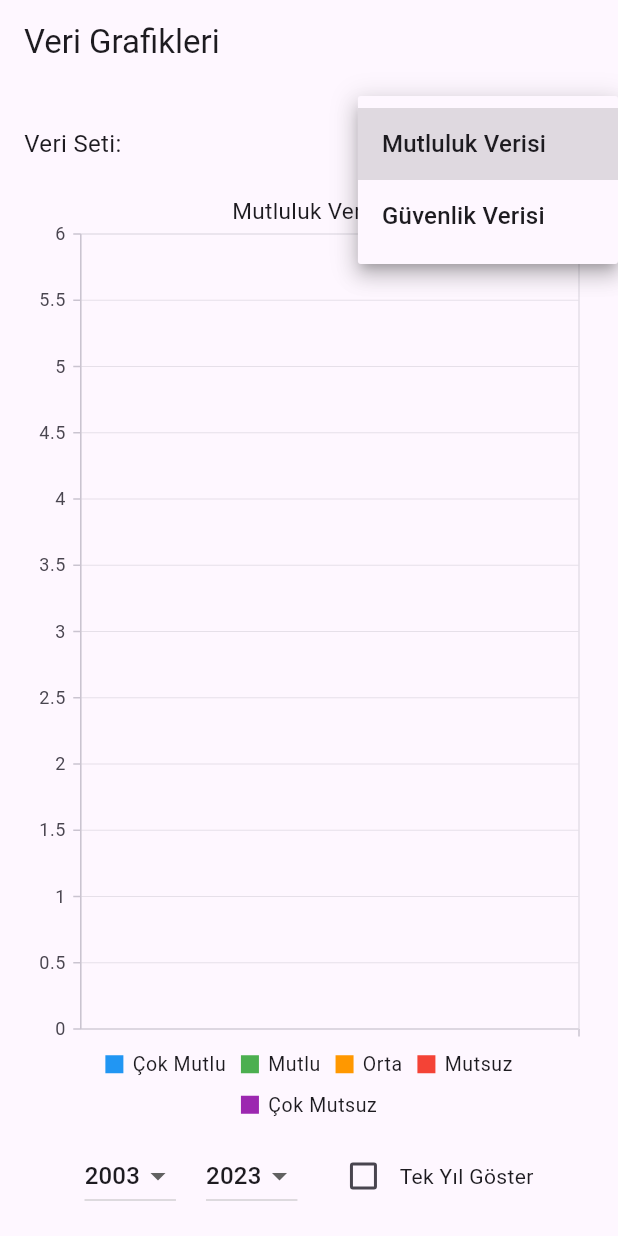
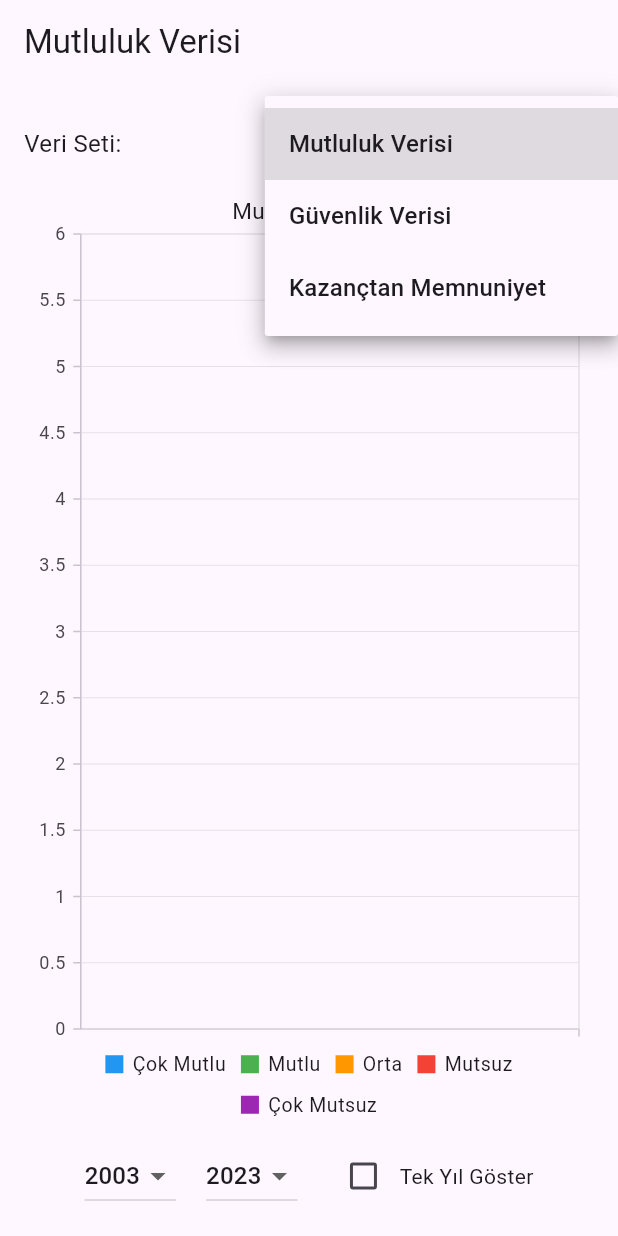
Before and after one commit to mfatihakbas/Life-Satisfaction-Analysis, a Flutter app: the screen it shows after launch, after a tap on "Mutluluk Verisi", on a phone screen of 412 x 824 dp. Run offline on Flutter 3.47's test engine with Material 3 defaults, Android fonts, the phone set to English and light mode, and no system bars; our stand-ins replace syncfusion_flutter_charts; network calls fail.

Commit message:
kazancMemnuniyet added && legendsFixed

```diff
--- a/lib/api_service.dart
+++ b/lib/api_service.dart
@@ -25,4 +25,14 @@ class ApiService {
       throw Exception('Failed to load Güvenlik Verisi');
     }
   }
+  static Future<List<dynamic>> getKazancData() async {
+    final response = await http.get(Uri.parse('http://10.0.2.2:5000/api/kazanctan_memnuniyet'));
+    if (response.statusCode == 200) {
+      return json.decode(response.body);
+    } else {
+      throw Exception('Failed to load Kazanctan Memnuniyet data');
+    }
+  }
+
+
 }
--- a/lib/chart_data.dart
+++ b/lib/chart_data.dart
@@ -1,10 +1,35 @@
 class ChartData {
-  ChartData(this.year, this.cokMutlu, this.mutlu, this.orta, this.mutsuz, this.cokMutsuz);
+  ChartData({
+    required this.year,
+    this.cokMutlu,
+    this.mutlu,
+    this.orta,
+    this.mutsuz,
+    this.cokMutsuz,
+    this.cokGuvenli,
+    this.guvenli,
+    this.guvensiz,
+    this.cokGuvensiz,
+    this.cokMemnun,
+    this.memnun,
+    this.memnunDegil,
+    this.hicMemnunDegil,
+    this.kazanciYok,
+  });
 
-  final String year; // Yıl
-  final double? cokMutlu; // Çok Mutlu veya Çok Güvenli
-  final double? mutlu;    // Mutlu veya Güvenli
-  final double? orta;     // Orta
-  final double? mutsuz;   // Mutsuz veya Güvensiz
-  final double? cokMutsuz; // Çok Mutsuz veya Çok Güvensiz
+  final String year;
+  final double? cokMutlu;
+  final double? mutlu;
+  final double? orta;
+  final double? mutsuz;
+  final double? cokMutsuz;
+  final double? cokGuvenli;
+  final double? guvenli;
+  final double? guvensiz;
+  final double? cokGuvensiz;
+  final double? cokMemnun;
+  final double? memnun;
+  final double? memnunDegil;
+  final double? hicMemnunDegil;
+  final double? kazanciYok;
 }
--- a/lib/chart_screen.dart
+++ b/lib/chart_screen.dart
@@ -16,8 +16,12 @@ class _ChartScreenState extends State<ChartScreen> {
   int baslangicYili = 2003;
   int bitisYili = 2023;
 
-  String selectedDataset = 'Mutluluk Verisi'; // Başlangıçta seçili olan veri seti
-  final List<String> datasets = ['Mutluluk Verisi', 'Güvenlik Verisi']; // Veri setleri
+  String selectedDataset = 'Mutluluk Verisi';
+  final List<String> datasets = [
+    'Mutluluk Verisi',
+    'Güvenlik Verisi',
+    'Kazançtan Memnuniyet'
+  ];
 
   @override
   void initState() {
@@ -30,8 +34,10 @@ class _ChartScreenState extends State<ChartScreen> {
       List<dynamic> fetchedData;
       if (selectedDataset == 'Mutluluk Verisi') {
         fetchedData = await ApiService.getMutlulukData();
+      } else if (selectedDataset == 'Güvenlik Verisi') {
+        fetchedData = await ApiService.getGuvenlikData();
       } else {
-        fetchedData = await ApiService.getGuvenlikData();
+        fetchedData = await ApiService.getKazancData();
       }
       setState(() {
         data = fetchedData;
@@ -49,21 +55,31 @@ class _ChartScreenState extends State<ChartScreen> {
           (!tekYilGoster && yil >= baslangicYili && yil <= bitisYili)) {
         if (selectedDataset == 'Mutluluk Verisi') {
           chartData.add(ChartData(
-            yil.toString(),
-            entry['cok_mutlu'],
-            entry['mutlu'],
-            entry['orta'],
-            entry['mutsuz'],
-            entry['cok_mutsuz'],
+            year: yil.toString(),
+            cokMutlu: entry['cok_mutlu'],
+            mutlu: entry['mutlu'],
+            orta: entry['orta'],
+            mutsuz: entry['mutsuz'],
+            cokMutsuz: entry['cok_mutsuz'],
           ));
-        } else {
+        } else if (selectedDataset == 'Güvenlik Verisi') {
           chartData.add(ChartData(
-            yil.toString(),
-            entry['cok_guvenli'],
-            entry['guvenli'],
-            entry['orta'],
-            entry['guvensiz'],
-            entry['cok_guvensiz'],
+            year: yil.toString(),
+            cokGuvenli: entry['cok_guvenli'],
+            guvenli: entry['guvenli'],
+            orta: entry['orta'],
+            guvensiz: entry['guvensiz'],
+            cokGuvensiz: entry['cok_guvensiz'],
+          ));
+        } else if (selectedDataset == 'Kazançtan Memnuniyet') {
+          chartData.add(ChartData(
+            year: yil.toString(),
+            cokMemnun: entry['cok_memnun'],
+            memnun: entry['memnun'],
+            orta: entry['orta'],
+            memnunDegil: entry['memnun_degil'],
+            hicMemnunDegil: entry['hic_memnun_degil'],
+            kazanciYok: entry['kazanci_yok'], // Kazancı Yok sütunu eklendi
           ));
         }
       }
@@ -75,7 +91,7 @@ class _ChartScreenState extends State<ChartScreen> {
   Widget build(BuildContext context) {
     return Scaffold(
       appBar: AppBar(
-        title: const Text('Veri Grafikleri'),
+        title: Text(selectedDataset), // Dinamik başlık
       ),
       body: Padding(
         padding: const EdgeInsets.all(16.0),
@@ -87,40 +103,42 @@ class _ChartScreenState extends State<ChartScreen> {
                 const Text('Veri Seti:', style: TextStyle(fontSize: 16)),
                 DropdownButton<String>(
                   value: selectedDataset,
-                  onChanged: (value) {
+                  onChanged: (String? newValue) {
                     setState(() {
-                      selectedDataset = value!;
-                      fetchData(); // Yeni veri seti seçildiğinde verileri tekrar çek
+                      selectedDataset = newValue!;
+                      fetchData();
                     });
                   },
-                  items: datasets.map((String dataset) {
+                  items: datasets.map<DropdownMenuItem<String>>((String value) {
                     return DropdownMenuItem<String>(
-                      value: dataset,
-                      child: Text(dataset),
+                      value: value,
+                      child: Text(value),
                     );
                   }).toList(),
-                ),
+                )
               ],
             ),
             Expanded(
               child: SfCartesianChart(
                 primaryXAxis: CategoryAxis(),
                 title: ChartTitle(text: selectedDataset),
-                legend: Legend(isVisible: true),
+                legend: Legend(isVisible: true,
+                  overflowMode: LegendItemOverflowMode.wrap,),
                 tooltipBehavior: TooltipBehavior(enable: true),
                 series: <ChartSeries>[
+                  if (selectedDataset == 'Mutluluk Verisi') ...[
                     ColumnSeries<ChartData, String>(
                       dataSource: getChartData(),
                       xValueMapper: (ChartData data, _) => data.year,
                       yValueMapper: (ChartData data, _) => data.cokMutlu,
-                    name: selectedDataset == 'Mutluluk Verisi' ? 'Çok Mutlu' : 'Çok Güvenli',
+                      name: 'Çok Mutlu',
                       color: Colors.blue,
                     ),
                     ColumnSeries<ChartData, String>(
                       dataSource: getChartData(),
                       xValueMapper: (ChartData data, _) => data.year,
                       yValueMapper: (ChartData data, _) => data.mutlu,
-                    name: selectedDataset == 'Mutluluk Verisi' ? 'Mutlu' : 'Güvenli',
+                      name: 'Mutlu',
                       color: Colors.green,
                     ),
                     ColumnSeries<ChartData, String>(
@@ -134,16 +152,96 @@ class _ChartScreenState extends State<ChartScreen> {
                       dataSource: getChartData(),
                       xValueMapper: (ChartData data, _) => data.year,
                       yValueMapper: (ChartData data, _) => data.mutsuz,
-                    name: selectedDataset == 'Mutluluk Verisi' ? 'Mutsuz' : 'Güvensiz',
+                      name: 'Mutsuz',
                       color: Colors.red,
                     ),
                     ColumnSeries<ChartData, String>(
                       dataSource: getChartData(),
                       xValueMapper: (ChartData data, _) => data.year,
                       yValueMapper: (ChartData data, _) => data.cokMutsuz,
-                    name: selectedDataset == 'Mutluluk Verisi' ? 'Çok Mutsuz' : 'Çok Güvensiz',
+                      name: 'Çok Mutsuz',
                       color: Colors.purple,
                     ),
+                  ] else if (selectedDataset == 'Güvenlik Verisi') ...[
+                    ColumnSeries<ChartData, String>(
+                      dataSource: getChartData(),
+                      xValueMapper: (ChartData data, _) => data.year,
+                      yValueMapper: (ChartData data, _) => data.cokGuvenli,
+                      name: 'Çok Güvenli',
+                      color: Colors.blue,
+                    ),
+                    ColumnSeries<ChartData, String>(
+                      dataSource: getChartData(),
+                      xValueMapper: (ChartData data, _) => data.year,
+                      yValueMapper: (ChartData data, _) => data.guvenli,
+                      name: 'Güvenli',
+                      color: Colors.green,
+                    ),
+                    ColumnSeries<ChartData, String>(
+                      dataSource: getChartData(),
+                      xValueMapper: (ChartData data, _) => data.year,
+                      yValueMapper: (ChartData data, _) => data.orta,
+                      name: 'Orta',
+                      color: Colors.orange,
+                    ),
+                    ColumnSeries<ChartData, String>(
+                      dataSource: getChartData(),
+                      xValueMapper: (ChartData data, _) => data.year,
+                      yValueMapper: (ChartData data, _) => data.guvensiz,
+                      name: 'Güvensiz',
+                      color: Colors.red,
+                    ),
+                    ColumnSeries<ChartData, String>(
+                      dataSource: getChartData(),
+                      xValueMapper: (ChartData data, _) => data.year,
+                      yValueMapper: (ChartData data, _) => data.cokGuvensiz,
+                      name: 'Çok Güvensiz',
+                      color: Colors.purple,
+                    ),
+                  ] else if (selectedDataset == 'Kazançtan Memnuniyet') ...[
+                    ColumnSeries<ChartData, String>(
+                      dataSource: getChartData(),
+                      xValueMapper: (ChartData data, _) => data.year,
+                      yValueMapper: (ChartData data, _) => data.cokMemnun,
+                      name: 'Çok Memnun',
+                      color: Colors.blue,
+                    ),
+                    ColumnSeries<ChartData, String>(
+                      dataSource: getChartData(),
+                      xValueMapper: (ChartData data, _) => data.year,
+                      yValueMapper: (ChartData data, _) => data.memnun,
+                      name: 'Memnun',
+                      color: Colors.green,
+                    ),
+                    ColumnSeries<ChartData, String>(
+                      dataSource: getChartData(),
+                      xValueMapper: (ChartData data, _) => data.year,
+                      yValueMapper: (ChartData data, _) => data.orta,
+                      name: 'Orta',
+                      color: Colors.orange,
+                    ),
+                    ColumnSeries<ChartData, String>(
+                      dataSource: getChartData(),
+                      xValueMapper: (ChartData data, _) => data.year,
+                      yValueMapper: (ChartData data, _) => data.memnunDegil,
+                      name: 'Memnun Değil',
+                      color: Colors.red,
+                    ),
+                    ColumnSeries<ChartData, String>(
+                      dataSource: getChartData(),
+                      xValueMapper: (ChartData data, _) => data.year,
+                      yValueMapper: (ChartData data, _) => data.hicMemnunDegil,
+                      name: 'Hiç Memnun Değil',
+                      color: Colors.purple,
+                    ),
+                    ColumnSeries<ChartData, String>(
+                      dataSource: getChartData(),
+                      xValueMapper: (ChartData data, _) => data.year,
+                      yValueMapper: (ChartData data, _) => data.kazanciYok,
+                      name: 'Kazancı Yok',
+                      color: Colors.grey,
+                    ),
+                  ],
                 ],
               ),
             ),
```
Also changed, not shown: 1 other file. Lines whose indentation alone changed are shown as unchanged.
